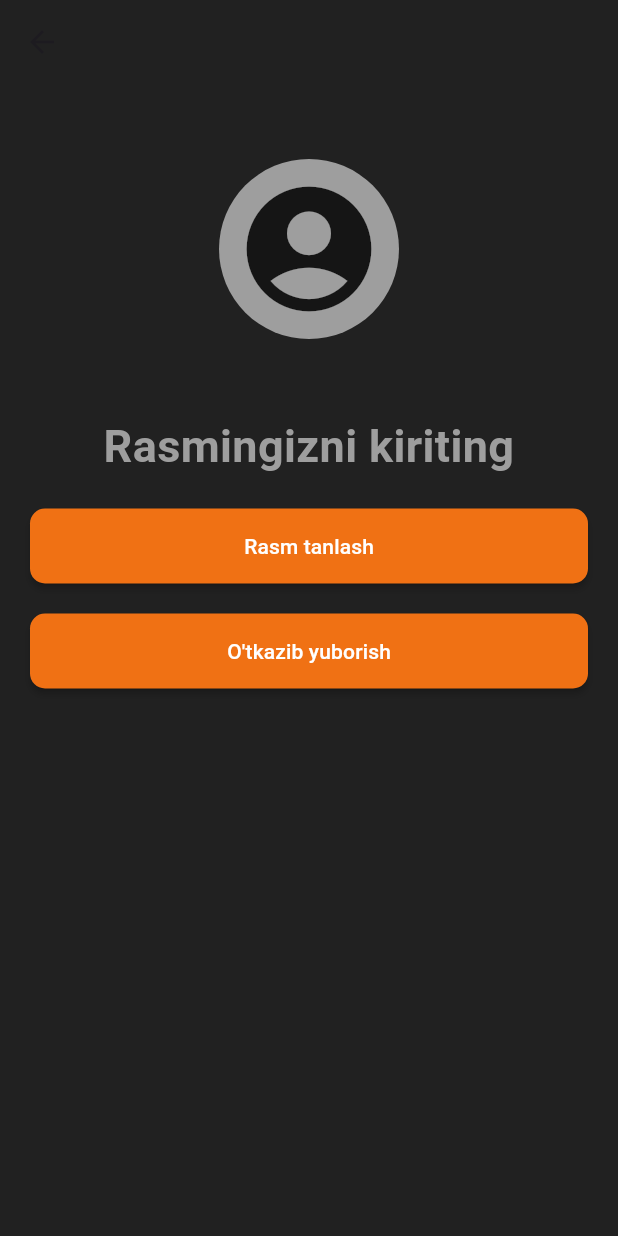
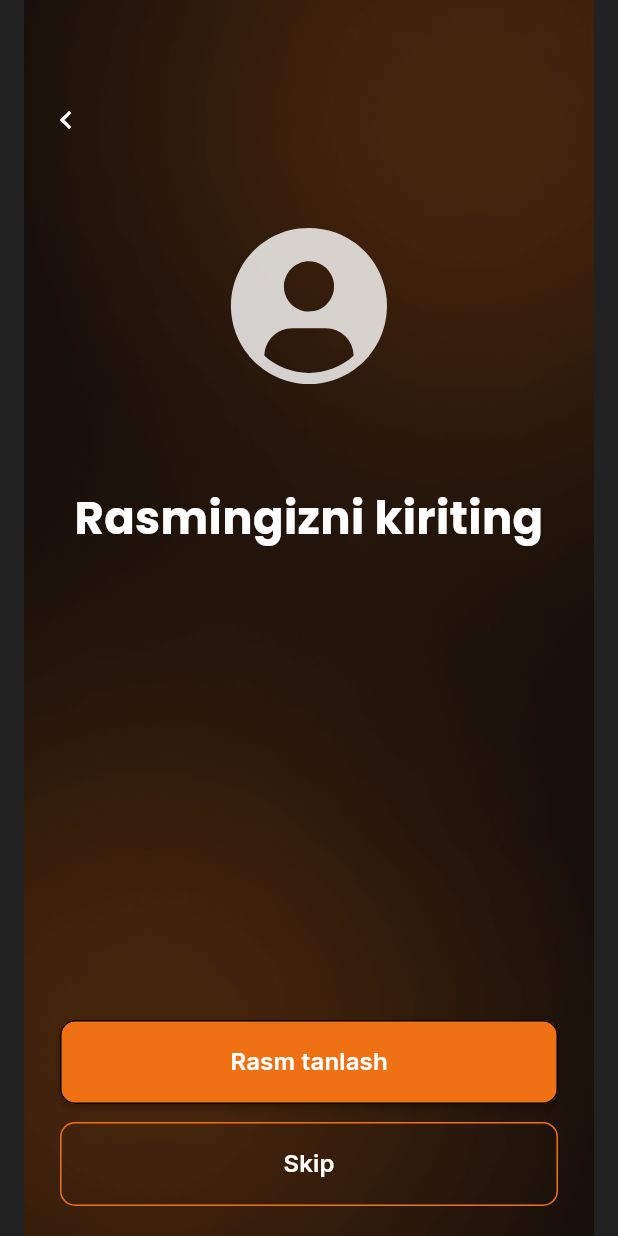
Before and after one commit to githubsobir/conx, a Flutter app: the AddPhotoRegistration screen opened directly, on a phone screen of 412 x 824 dp. Run offline on Flutter 3.47's test engine with Material 3 defaults, Android fonts, the phone set to English and light mode, and no system bars; our stand-ins replace animated_bottom_navigation_bar, cached_network_image, calendar_date_picker2, dio, easy_localization, flutter_riverpod and 10 more; missing offline and left inert: connection_notifier, custom_info_window, dart:ffi, masked_text_field; accounts and stored records are empty.

Commit message:
finish: add phone UI

```diff
--- a/lib/firts_part/login_reg/reg/add_photo/add_photo.dart
+++ b/lib/firts_part/login_reg/reg/add_photo/add_photo.dart
@@ -1,112 +1,147 @@
 import 'package:conx/firts_part/login_reg/reg/add_photo/controller_add_photo_reg.dart';
+import 'package:conx/generated/assets.dart';
 import 'package:conx/scefics/drivers/driver_registration/driver_reg.dart';
 import 'package:conx/theme/app_colors.dart';
+import 'package:conx/widgets/primary_button.dart';
+import 'package:conx/widgets/secondary_button.dart';
+import 'package:easy_localization/easy_localization.dart';
 import 'package:flutter/cupertino.dart';
 import 'package:flutter/material.dart';
 import 'package:flutter_riverpod/flutter_riverpod.dart';
+import 'package:flutter_svg/flutter_svg.dart';
 
 class AddPhotoRegistration extends ConsumerStatefulWidget {
   const AddPhotoRegistration({super.key});
 
   @override
-  ConsumerState<AddPhotoRegistration> createState() => _AddPhotoRegistrationState();
+  ConsumerState<AddPhotoRegistration> createState() =>
+      _AddPhotoRegistrationState();
 }
 
 class _AddPhotoRegistrationState extends ConsumerState<AddPhotoRegistration> {
-
   @override
   Widget build(BuildContext context) {
     return Scaffold(
       backgroundColor: Colors.grey.shade900,
-      appBar: AppBar(
+      /*appBar: AppBar(
         elevation: 0,
         backgroundColor: Colors.grey.shade900,
         actions: [
           Visibility(
-              visible:getImage() =="0"?false:true ,
+              visible: getImage() == "0" ? false : true,
               child: Padding(
                   padding: const EdgeInsets.only(right: 20),
-              child: IconButton(onPressed: (){
-                ref.read(controllerAddPhotoDriver.notifier).setImageServer(context: context);
-
-              }, icon: const Icon(Icons.check, color: Colors.white,)))),
+                  child: IconButton(
+                      onPressed: () {
+                        ref
+                            .read(controllerAddPhotoDriver.notifier)
+                            .setImageServer(context: context);
+                      },
+                      icon: const Icon(
+                        Icons.check,
+                        color: Colors.white,
+                      )))),
         ],
-      ),
-      body:
-      ref.watch(controllerAddPhotoDriver).statusData == "1"?
-      SafeArea(
-          child: Container(
+      ),*/
+      body: ref.watch(controllerAddPhotoDriver).statusData == "1"
+          ? Stack(
+              children: [
+                SizedBox(
+                    width: MediaQuery.of(context).size.width,
+                    height: MediaQuery.of(context).size.height,
+                    child: Image.asset(Assets.imagesBackground)),
+                Container(
                   margin: const EdgeInsets.all(20),
                   child: Center(
                     child: Column(
                       mainAxisAlignment: MainAxisAlignment.start,
                       crossAxisAlignment: CrossAxisAlignment.center,
                       children: [
-
+                        const SizedBox(
+                          height: 36,
+                        ),
+                        Align(
+                          alignment: Alignment.centerLeft,
+                          child: IconButton(
+                              onPressed: () {},
+                              icon: Icon(
+                                Icons.navigate_before,
+                                color: AppColors.white100,
+                              )),
+                        ),
                         Container(
                           margin: const EdgeInsets.all(30),
                           padding: const EdgeInsets.all(10),
-                decoration: const BoxDecoration(
-                    color: Colors.grey, shape: BoxShape.circle),
-                child:
-                getImage() =="0"?
-               const Icon(Icons.account_circle,size: 100)
-                    :ClipRRect(
+                          child: getImage() == "0"
+                              ? SvgPicture.asset(
+                                  Assets.iconsIcProfile,
+                                  width: 120,
+                                  height: 120,
+                                )
+                              : ClipRRect(
                                   borderRadius: BorderRadius.circular(100),
                                   child: Image.file(
                                       height: 180,
                                       width: 180,
                                       fit: BoxFit.fill,
-                        ref.watch(controllerAddPhotoDriver.notifier,
-
-                        ).imageList[0])),
+                                      ref
+                                          .watch(
+                                            controllerAddPhotoDriver.notifier,
+                                          )
+                                          .imageList[0])),
                         ),
                         const SizedBox(height: 20),
-             const Text("Rasmingizni kiriting",
+                        Text("Rasmingizni kiriting",
                             textAlign: TextAlign.center,
-                  style: TextStyle(fontWeight: FontWeight.bold, fontSize: 30, color: Colors.grey)),
-              const SizedBox(height: 20),
-              MaterialButton(onPressed: (){
+                            style: TextStyle(
+                                fontFamily: "Poppins",
+                                fontWeight: FontWeight.w700,
+                                fontSize: 30,
+                                color: AppColors.white100)),
+                        const Spacer(),
+                        PrimaryButton(
+                          text: "Rasm tanlash",
+                          onPressed: () {
                             setState(() {
-                  ref.read(controllerAddPhotoDriver.notifier).getImageFromGallery();
+                              ref
+                                  .read(controllerAddPhotoDriver.notifier)
+                                  .getImageFromGallery();
                             });
                           },
-                height: 50,
-                minWidth: double.infinity,
-                color: AppColors.colorBackground,
-                textColor: Colors.white,
-                shape: RoundedRectangleBorder(borderRadius: BorderRadius.circular(10)),
-                child: Text("Rasm tanlash"),
-
                         ),
-              const SizedBox(height: 20),
-              MaterialButton(onPressed: (){
-                Navigator.push(context, CupertinoDialogRoute(builder: (context) => DrawerRegistration(), context: context));
+                        const SizedBox(height: 12),
+                        SecondaryButton(
+                          text: "skip".tr(),
+                          onPressed: () {
+                            Navigator.push(
+                                context,
+                                CupertinoDialogRoute(
+                                    builder: (context) =>
+                                        const DrawerRegistration(),
+                                    context: context));
                           },
-                height: 50,
-                minWidth: double.infinity,
-                color: AppColors.colorBackground,
-                textColor: Colors.white,
-                shape: RoundedRectangleBorder(borderRadius: BorderRadius.circular(10)),
-                child: Text("O'tkazib yuborish"),
-
                         )
                       ],
                     ),
                   ),
-      ))
-      :Center(child: CupertinoActivityIndicator())
-      ,
+                )
+              ],
+            )
+          : const Center(child: CupertinoActivityIndicator()),
     );
   }
 
-
-
-  String getImage(){
-    try{
-     return ref.watch(controllerAddPhotoDriver.notifier).imageList[0].path.length > 10?
-          "1":"0";
-    }catch(e){
+  String getImage() {
+    try {
+      return ref
+                  .watch(controllerAddPhotoDriver.notifier)
+                  .imageList[0]
+                  .path
+                  .length >
+              10
+          ? "1"
+          : "0";
+    } catch (e) {
       return "0";
     }
   }
--- a/lib/main.dart
+++ b/lib/main.dart
@@ -12,6 +12,7 @@ import 'package:flutter_riverpod/flutter_riverpod.dart';
 import 'package:hive_flutter/hive_flutter.dart';
 
 import 'firts_part/login_reg/enter_page/user_category/user_category.dart';
+import 'firts_part/login_reg/reg/add_photo/add_photo.dart';
 import 'firts_part/login_reg/reg/reg.dart';
 
 class MyHttpOverrides extends HttpOverrides {
@@ -69,6 +70,6 @@ class MyApp extends ConsumerWidget {
         supportedLocales: context.supportedLocales,
         locale: context.locale,
         debugShowCheckedModeBanner: false,
-        home: const SplashPage());
+        home: const AddPhotoRegistration());
   }
 }
```
Also changed, not shown: assets/icons/ic_profile.svg (added), lib/generated/assets.dart. Lines whose indentation alone changed are shown as unchanged.
